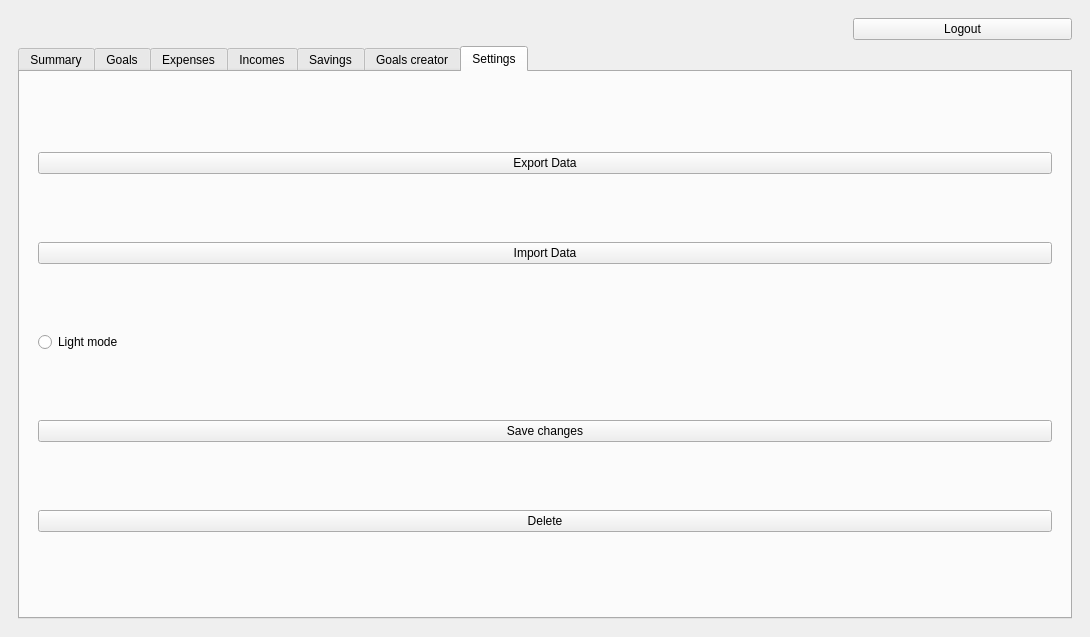
Kapiura/BudgetPlanner, file GigaBudget/mainwindow.ui: the form before one commit.
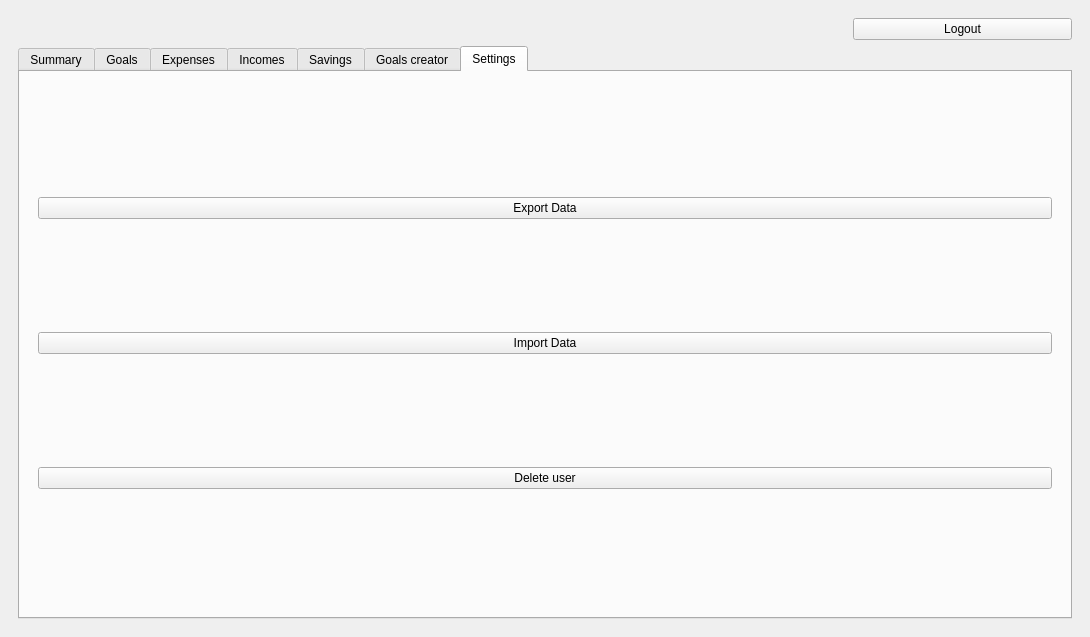
The form after the commit. The open tabs and pages were chosen to show the change.

Commit message: Update - new class editdialog that create dialog to modify records from   database - prettier code - delete not used lines of code - prettier ui of app

The edit to the form file:
```diff
--- a/GigaBudget/mainwindow.ui
+++ b/GigaBudget/mainwindow.ui
@@ -570,9 +570,9 @@
               </property>
               <layout class="QGridLayout" name="gridLayout">
                <item row="2" column="0">
-                <widget class="QRadioButton" name="settingsLightMode">
+                <widget class="QPushButton" name="deleteButton">
                  <property name="text">
-                  <string>Light mode</string>
+                  <string>Delete user</string>
                  </property>
                 </widget>
                </item>
@@ -583,20 +583,6 @@
                  </property>
                 </widget>
                </item>
-               <item row="4" column="0">
-                <widget class="QPushButton" name="deleteButton">
-                 <property name="text">
-                  <string>Delete</string>
-                 </property>
-                </widget>
-               </item>
-               <item row="3" column="0">
-                <widget class="QPushButton" name="settingsSaveChanges">
-                 <property name="text">
-                  <string>Save changes</string>
-                 </property>
-                </widget>
-               </item>
                <item row="1" column="0">
                 <widget class="QPushButton" name="btnImportData">
                  <property name="text">
```
Left out of the diff: 16 changed lines with no effect on the pictures. The commit also changes 11 other files.
